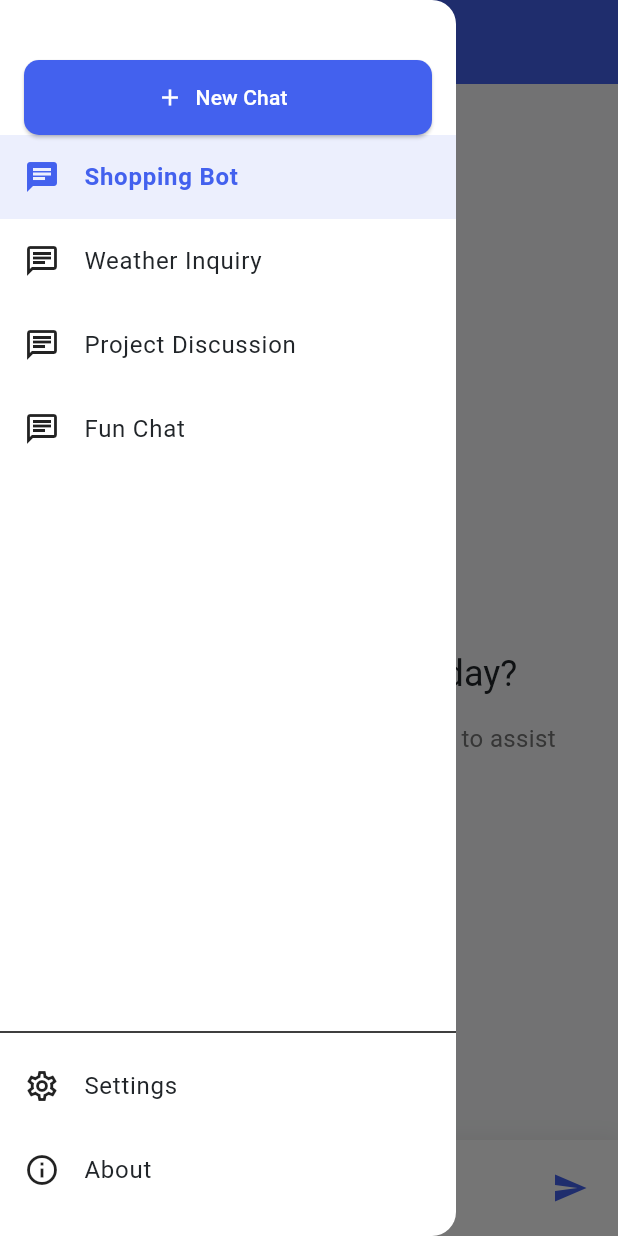
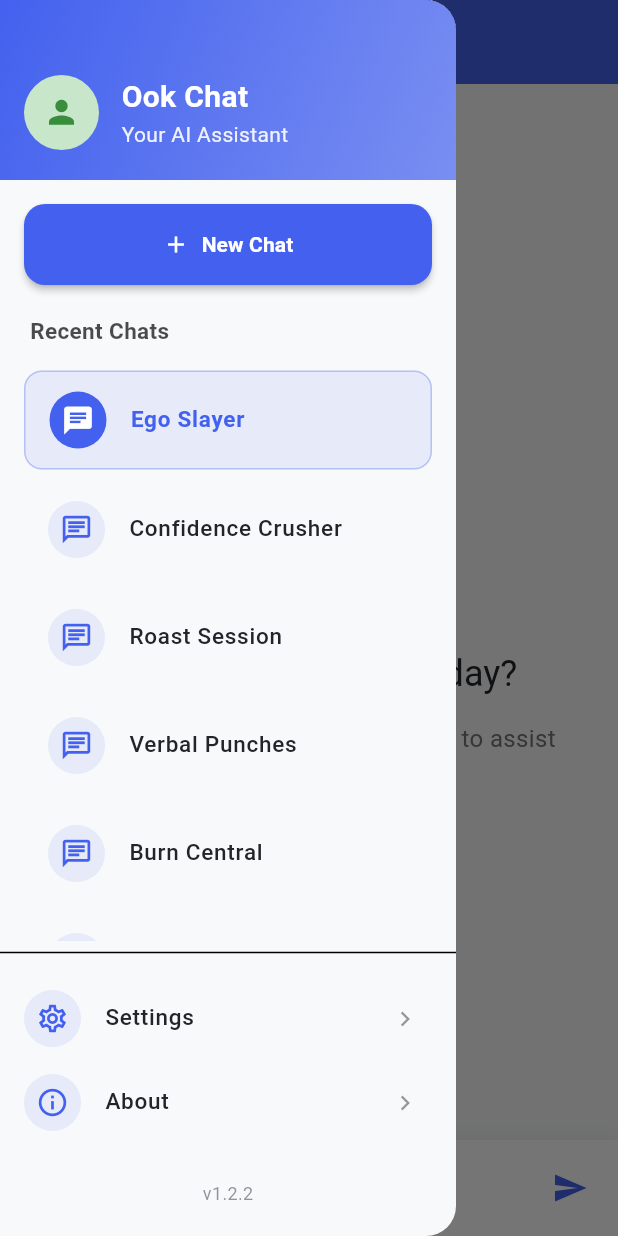
Before and after one commit to ShamilPP/OokChat, a Flutter app: the screen it shows after launch, with the side drawer open, on a phone screen of 412 x 824 dp. Run offline on Flutter 3.47's test engine with Material 3 defaults, Android fonts, the light colour scheme and no system bars; our stand-ins replace dio, flutter_bloc, get_it, open_file, permission_handler.

Commit message:
ui updated

```diff
--- a/lib/features/chat/widgets/home_drawer.dart
+++ b/lib/features/chat/widgets/home_drawer.dart
@@ -1,17 +1,30 @@
 import 'package:flutter/material.dart';
+import 'package:ook_chat/constants/app_info.dart';
 import 'package:ook_chat/features/about/screens/about_screen.dart';
+import 'package:ook_chat/features/chat/widgets/profile_avatar.dart';
 
-class HomeDrawer extends StatelessWidget {
+class HomeDrawer extends StatefulWidget {
   HomeDrawer({super.key});
 
-  final List<String> chatTitles = [
-    "Shopping Bot",
-    "Weather Inquiry",
-    "Project Discussion",
-    "Fun Chat",
+  @override
+  State<HomeDrawer> createState() => _HomeDrawerState();
+}
+
+class _HomeDrawerState extends State<HomeDrawer> {
+  final List<String> chatItems = [
+    "Ego Slayer",
+    "Confidence Crusher",
+    "Roast Session",
+    "Verbal Punches",
+    "Burn Central",
+    "Trash Talk Time",
+    "Savage Replies",
+    "No Mercy Mode",
+    "Tear Factory",
+    "Emotional Damage Bot",
   ];
 
-  final int activeChatIndex = 0;
+  int activeChatIndex = 0;
 
   @override
   Widget build(BuildContext context) {
@@ -19,9 +32,60 @@ class HomeDrawer extends StatelessWidget {
     final colorScheme = theme.colorScheme;
 
     return Drawer(
+      elevation: 0,
+      backgroundColor: theme.scaffoldBackgroundColor,
+      shape: const RoundedRectangleBorder(
+        borderRadius: BorderRadius.only(
+          topRight: Radius.circular(20),
+          bottomRight: Radius.circular(20),
+        ),
+      ),
       child: Column(
         children: [
-          const SizedBox(height: 40),
+          // Drawer Header
+          Container(
+            padding: const EdgeInsets.fromLTRB(16, 50, 16, 20),
+            decoration: BoxDecoration(
+              gradient: LinearGradient(
+                colors: [
+                  colorScheme.primary,
+                  colorScheme.primary.withOpacity(0.7),
+                ],
+                begin: Alignment.topLeft,
+                end: Alignment.bottomRight,
+              ),
+            ),
+            child: Row(
+              children: [
+                ProfileAvatar(isUser: true, height: 50, width: 50, size: 25),
+                const SizedBox(width: 15),
+                Expanded(
+                  child: Column(
+                    crossAxisAlignment: CrossAxisAlignment.start,
+                    children: [
+                      Text(
+                        'Ook Chat',
+                        style: TextStyle(
+                          fontSize: 20,
+                          fontWeight: FontWeight.bold,
+                          color: Colors.white,
+                        ),
+                      ),
+                      Text(
+                        'Your AI Assistant',
+                        style: TextStyle(
+                          fontSize: 14,
+                          color: Colors.white.withOpacity(0.9),
+                        ),
+                      ),
+                    ],
+                  ),
+                ),
+              ],
+            ),
+          ),
+
+          const SizedBox(height: 16),
 
           // New Chat Button
           Padding(
@@ -31,76 +95,176 @@ class HomeDrawer extends StatelessWidget {
                 // TODO: Start new chat
               },
               icon: const Icon(Icons.add),
-              label: const Text('New Chat'),
+              label: const Text('New Chat', style: TextStyle(fontWeight: FontWeight.bold)),
               style: ElevatedButton.styleFrom(
-                minimumSize: const Size.fromHeight(50),
+                minimumSize: const Size.fromHeight(54),
                 backgroundColor: colorScheme.primary,
-                foregroundColor: colorScheme.onPrimary,
+                foregroundColor:Colors.white,
+                elevation: 2,
                 shape: RoundedRectangleBorder(
-                  borderRadius: BorderRadius.circular(10),
+                  borderRadius: BorderRadius.circular(14),
+                ),
+                padding: const EdgeInsets.symmetric(vertical: 12),
+              ),
+            ),
+          ),
+
+          const SizedBox(height: 20),
+          Padding(
+            padding: const EdgeInsets.only(left: 20),
+            child: Align(
+              alignment: Alignment.centerLeft,
+              child: Text(
+                'Recent Chats',
+                style: TextStyle(
+                  fontSize: 15,
+                  fontWeight: FontWeight.w600,
+                  color: colorScheme.onSurface.withOpacity(0.7),
                 ),
               ),
             ),
           ),
+          const SizedBox(height: 8),
 
           // Chat List
           Expanded(
             child: ListView.builder(
-              itemCount: chatTitles.length,
+              itemCount: chatItems.length,
+              padding: const EdgeInsets.symmetric(horizontal: 8, vertical: 4),
               itemBuilder: (context, index) {
-                final chatTitle = chatTitles[index];
+                final chatItem = chatItems[index];
                 final isActive = index == activeChatIndex;
 
-                return ListTile(
-                  leading: Icon(
+                return Container(
+                  margin: const EdgeInsets.symmetric(horizontal: 8, vertical: 4),
+                  decoration: BoxDecoration(
+                    color: isActive ? colorScheme.primary.withOpacity(0.1) : Colors.transparent,
+                    borderRadius: BorderRadius.circular(12),
+                    border: isActive ? Border.all(color: colorScheme.primary.withOpacity(0.3), width: 1) : null,
+                  ),
+                  child: ListTile(
+                    contentPadding: const EdgeInsets.symmetric(horizontal: 16, vertical: 4),
+                    leading: Container(
+                      padding: const EdgeInsets.all(8),
+                      decoration: BoxDecoration(
+                        color: isActive ? colorScheme.primary : colorScheme.primary.withOpacity(0.1),
+                        shape: BoxShape.circle,
+                      ),
+                      child: Icon(
                         isActive ? Icons.chat : Icons.chat_outlined,
-                    color: isActive
-                        ? theme.primaryColor
-                        : theme.iconTheme.color,
+                        color: isActive ? Colors.white : colorScheme.primary,
+                        size: 22,
+                      ),
                     ),
                     title: Text(
-                    chatTitle,
+                      chatItem,
                       style: TextStyle(
-                      fontWeight: isActive ? FontWeight.bold : FontWeight.normal,
-                      color: isActive
-                          ? theme.primaryColor
-                          : theme.textTheme.bodyLarge?.color,
+                        fontWeight: isActive ? FontWeight.bold : FontWeight.w500,
+                        fontSize: 15,
+                        color: isActive ? colorScheme.primary : theme.textTheme.bodyLarge?.color,
                       ),
                     ),
-                  tileColor: isActive
-                      ? colorScheme.primary.withOpacity(0.1)
-                      : null,
+                    // trailing: isActive
+                    //     ? Icon(
+                    //         Icons.check_circle,
+                    //         color: colorScheme.primary,
+                    //         size: 18,
+                    //       )
+                    //     : null,
                     onTap: () {
-                    // TODO: Handle chat selection
+                      setState(() {
+                        activeChatIndex=index;
+                      });
                     },
+                  ),
                 );
               },
             ),
           ),
 
-          const Divider(),
+          const Divider(thickness: 1),
 
+          // Bottom Actions
+          Container(
+            padding: const EdgeInsets.symmetric(vertical: 8),
+            child: Column(
+              children: [
                 // Settings
-          ListTile(
-            leading: Icon(Icons.settings_outlined, color: theme.iconTheme.color),
-            title: Text('Settings', style: theme.textTheme.bodyLarge),
+                _buildMenuTile(
+                  context,
+                  icon: Icons.settings_outlined,
+                  title: 'Settings',
                   onTap: () {
                     // TODO: Navigate to settings screen
                   },
                 ),
 
                 // About
-          ListTile(
-            leading: Icon(Icons.info_outline, color: theme.iconTheme.color),
-            title: Text('About', style: theme.textTheme.bodyLarge),
+                _buildMenuTile(
+                  context,
+                  icon: Icons.info_outline,
+                  title: 'About',
                   onTap: () {
                     Navigator.push(context, MaterialPageRoute(builder: (_) => AboutScreen()));
                   },
                 ),
+              ],
+            ),
+          ),
 
           const SizedBox(height: 16),
+
+          // Version Info
+          Padding(
+            padding: const EdgeInsets.only(bottom: 20),
+            child: Text(
+              'v${AppInfo.appVersion}',
+              style: TextStyle(
+                fontSize: 12,
+                color: theme.textTheme.bodySmall?.color?.withOpacity(0.6),
+              ),
+            ),
+          ),
         ],
       ),
     );
   }
+
+  Widget _buildMenuTile(
+    BuildContext context, {
+    required IconData icon,
+    required String title,
+    required VoidCallback onTap,
+  }) {
+    final theme = Theme.of(context);
+
+    return ListTile(
+      leading: Container(
+        padding: const EdgeInsets.all(8),
+        decoration: BoxDecoration(
+          color: theme.colorScheme.primary.withOpacity(0.1),
+          shape: BoxShape.circle,
+        ),
+        child: Icon(
+          icon,
+          color: theme.colorScheme.primary,
+          size: 22,
+        ),
+      ),
+      title: Text(
+        title,
+        style: TextStyle(
+          fontSize: 15,
+          fontWeight: FontWeight.w500,
+          color: theme.textTheme.bodyLarge?.color,
+        ),
+      ),
+      trailing: Icon(
+        Icons.chevron_right,
+        color: theme.colorScheme.onSurface.withOpacity(0.4),
+        size: 20,
+      ),
+      onTap: onTap,
+    );
   }
+}
--- a/lib/features/chat/widgets/message_widget.dart
+++ b/lib/features/chat/widgets/message_widget.dart
@@ -35,7 +35,7 @@ class MessageWidget extends StatelessWidget {
                 ],
               ),
               child: Text(
-                message.text,
+                message.text.trimRight(),
                 style: TextStyle(
                   color: message.isUser ? Colors.white : null,
                   fontSize: 16,
--- a/lib/features/chat/widgets/profile_avatar.dart
+++ b/lib/features/chat/widgets/profile_avatar.dart
@@ -2,16 +2,24 @@ import 'package:flutter/material.dart';
 
 class ProfileAvatar extends StatelessWidget {
   final bool isUser;
-  const ProfileAvatar({super.key,required this.isUser});
+  final double? height;
+  final double? width;
+  final double size;
+
+  const ProfileAvatar({super.key, required this.isUser, this.height, this.width, this.size = 20});
 
   @override
   Widget build(BuildContext context) {
-    return CircleAvatar(
-      backgroundColor: isUser ? Colors.green[100] : Colors.blue[100],
-      child: Icon(
-        isUser ? Icons.person : Icons.smart_toy_rounded,
-        color: isUser ? Colors.green[700] : Colors.blue[700],
-        size: 20,
+    return SizedBox(
+      height: height,
+      width: width,
+      child: CircleAvatar(
+        backgroundColor: isUser ? Colors.green[100] : Colors.blue[100],
+        child: Icon(
+          isUser ? Icons.person : Icons.smart_toy_rounded,
+          color: isUser ? Colors.green[700] : Colors.blue[700],
+          size: size,
+        ),
       ),
     );
   }
```
Lines whose indentation alone changed are shown as unchanged.
